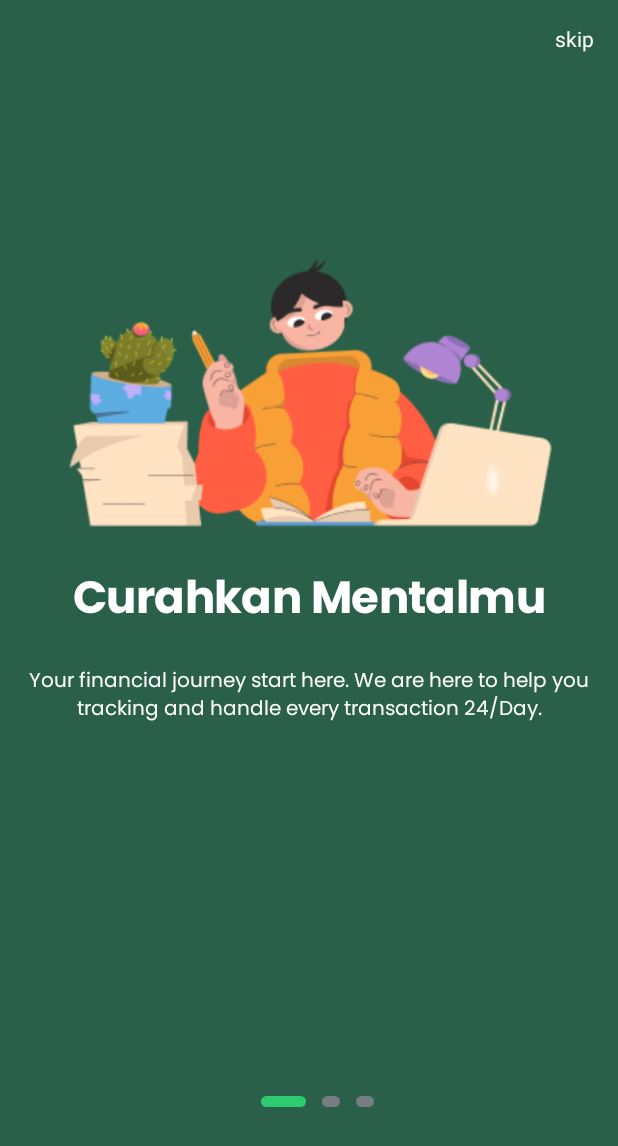
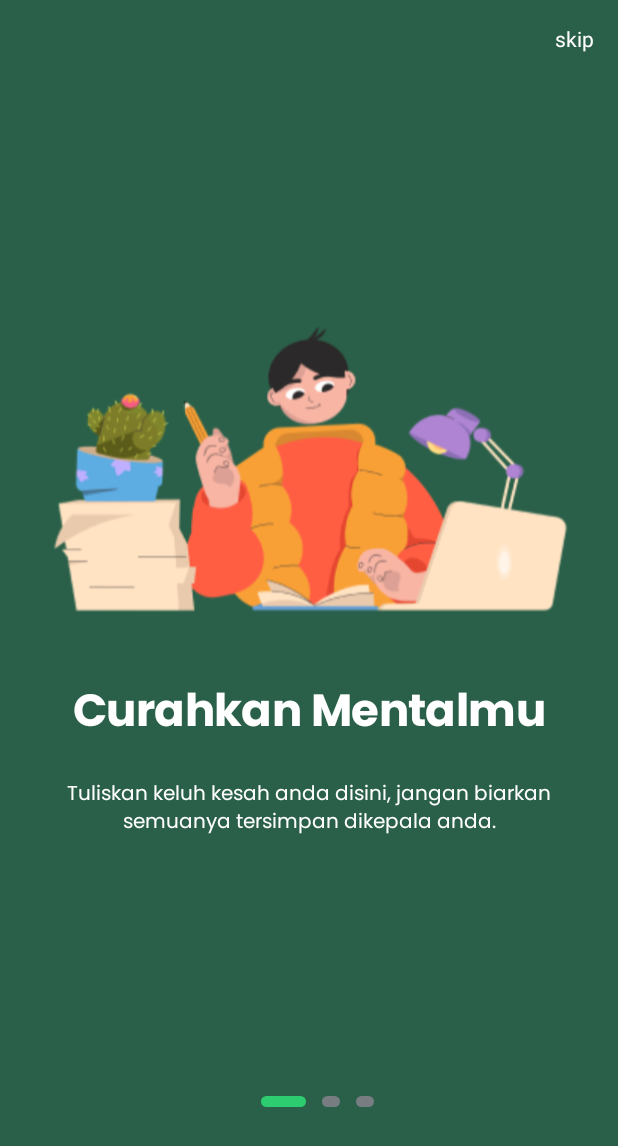
Before and after one commit to blitzkz23/capstone-sib-curahan-mental-csd-062, an Android app: the screen it shows after launch (OnboardActivity), on a phone screen of 412 x 824 dp. Shown: the top 1146 px of the screen. Run offline under Robolectric (Android 15) with nearby library versions, the phone set to English and light mode, and no system bars.

Commit message:
[#2] onboarding finished

```diff
--- a/app/src/main/AndroidManifest.xml
+++ b/app/src/main/AndroidManifest.xml
@@ -12,7 +12,7 @@
         <activity
             android:name=".ui.welcome.onboarding.OnboardActivity"
             android:exported="true"
-            android:theme="@style/Theme.MaterialComponents.DayNight.NoActionBar"/>
+            android:theme="@style/FullScreen"/>
         <activity
             android:name=".ui.auth.RegisterActivity"
             android:exported="false" />
@@ -22,7 +22,7 @@
         <activity
             android:name=".ui.welcome.SplashActivity"
             android:exported="true"
-            android:theme="@style/Theme.MaterialComponents.DayNight.NoActionBar">
+            android:theme="@style/FullScreen">
             <intent-filter>
                 <action android:name="android.intent.action.MAIN" />
 
--- a/app/src/main/java/com/app/curahanmental/ui/welcome/onboarding/OnboardActivity.kt
+++ b/app/src/main/java/com/app/curahanmental/ui/welcome/onboarding/OnboardActivity.kt
@@ -1,6 +1,7 @@
 package com.app.curahanmental.ui.welcome.onboarding
 
 import android.annotation.SuppressLint
+import android.content.Context
 import android.content.Intent
 import androidx.appcompat.app.AppCompatActivity
 import android.os.Bundle
@@ -20,6 +21,7 @@ class OnboardActivity : AppCompatActivity() {
     private lateinit var binding  : ActivityOnboardBinding
     private lateinit var onboardAdapter: OnboardAdapter
     private lateinit var onboardDots: LinearLayout
+    private var state = "true"
 
     override fun onCreate(savedInstanceState: Bundle?) {
         super.onCreate(savedInstanceState)
@@ -34,7 +36,16 @@ class OnboardActivity : AppCompatActivity() {
 
     override fun onResume() {
         super.onResume()
-        //TODO: set sharedPreferences to save user state
+//        val sharedPreferences = getSharedPreferences(getString(R.string.app_name), Context.MODE_PRIVATE)
+//        if (!sharedPreferences.getBoolean(state, false)){
+//            sharedPreferences.edit().apply{
+//                putBoolean(state, true)
+//                apply()
+//            }
+//        }else{
+//            startActivity(Intent(this@OnboardActivity, MainActivity::class.java))
+//            finish()
+//        }
     }
 
     @SuppressLint("UseCompatLoadingForDrawables")
@@ -48,13 +59,13 @@ class OnboardActivity : AppCompatActivity() {
                 ),
                 OnboardModel(
                     getDrawable(R.drawable.curahan_onboarding2),
-                    getString(R.string.header_onboarding1),
-                    getString(R.string.overview_onboarding1)
+                    getString(R.string.header_onboarding2),
+                    getString(R.string.overview_onboarding2)
                 ),
                 OnboardModel(
                     getDrawable(R.drawable.curahan_onboarding3),
-                    getString(R.string.header_onboarding1),
-                    getString(R.string.overview_onboarding1)
+                    getString(R.string.header_onboarding3),
+                    getString(R.string.overview_onboarding3)
                 ),
             )
         )
@@ -67,13 +78,11 @@ class OnboardActivity : AppCompatActivity() {
             }
         })
         binding.onboardTvSkip.setOnClickListener {
-            val intent = Intent(this@OnboardActivity, MainActivity::class.java)
-            startActivity(intent)
+            startActivity(Intent(this@OnboardActivity, MainActivity::class.java))
             finish()
         }
         binding.onboardBtnStart.setOnClickListener{
-            val intent = Intent(this@OnboardActivity, MainActivity::class.java)
-            startActivity(intent)
+            startActivity(Intent(this@OnboardActivity, MainActivity::class.java))
             finish()
         }
 
@@ -105,15 +114,20 @@ class OnboardActivity : AppCompatActivity() {
             }else if(i == position && i == 2){
                 imageView.setImageDrawable(ContextCompat.getDrawable(applicationContext, R.drawable.onboard_dots_active))
                 showButton(true)
-            }
-            else{
+            } else{
                 imageView.setImageDrawable(ContextCompat.getDrawable(applicationContext, R.drawable.onboard_dots_inactive))
             }
         }
     }
 
     private fun showButton(state: Boolean){
-        binding.onboardBtnStart.visibility = if (state) VISIBLE else GONE
+        if(state){
+            binding.onboardBtnStart.visibility = VISIBLE
+            binding.onboardTvSkip.visibility = GONE
+        }else{
+            binding.onboardBtnStart.visibility = GONE
+            binding.onboardTvSkip.visibility = VISIBLE
+        }
     }
 
 }
--- a/app/src/main/res/layout/activity_onboard.xml
+++ b/app/src/main/res/layout/activity_onboard.xml
@@ -51,12 +51,14 @@
         android:text="@string/skip_onboarding"
         android:textColor="@color/white"
         app:layout_constraintEnd_toEndOf="parent"
-        app:layout_constraintTop_toTopOf="parent" />
+        app:layout_constraintTop_toTopOf="parent"
+        android:visibility="visible"/>
 
     <androidx.viewpager2.widget.ViewPager2
         android:id="@+id/onboard_view_pager"
         android:layout_width="match_parent"
         android:layout_height="wrap_content"
+        android:layout_marginTop="100dp"
         app:layout_constraintBottom_toTopOf="@+id/onboard_constraint_all"
         app:layout_constraintEnd_toEndOf="parent"
         app:layout_constraintStart_toStartOf="parent"
--- a/app/src/main/res/layout/activity_splash.xml
+++ b/app/src/main/res/layout/activity_splash.xml
@@ -5,7 +5,8 @@
     android:layout_width="match_parent"
     android:layout_height="match_parent"
     android:background="@color/curahan_dark_green"
-    tools:context=".ui.welcome.SplashActivity">
+    tools:context=".ui.welcome.SplashActivity"
+    style="@style/FullScreen">
 
     <ImageView
         android:id="@+id/imageView"
--- a/app/src/main/res/layout/slides_onboard.xml
+++ b/app/src/main/res/layout/slides_onboard.xml
@@ -5,12 +5,13 @@
     android:layout_width="match_parent"
     android:layout_height="match_parent"
     android:padding="16dp"
-    android:background="@color/curahan_dark_green">
+    android:background="@color/curahan_dark_green"
+    style="@style/FullScreen">
 
     <ImageView
         android:id="@+id/onboard_image"
         android:layout_width="match_parent"
-        android:layout_height="200dp"
+        android:layout_height="250dp"
         app:layout_constraintEnd_toEndOf="parent"
         app:layout_constraintStart_toStartOf="parent"
         app:layout_constraintTop_toTopOf="parent"
--- a/app/src/main/res/values/strings.xml
+++ b/app/src/main/res/values/strings.xml
@@ -4,8 +4,15 @@
     <string name="title_dashboard">Dashboard</string>
     <string name="title_notifications">Notifications</string>
     <string name="logo_name">Curahan Mental Logo</string>
+
+    <!-- Onboarding Section -->
     <string name="skip_onboarding">skip</string>
+    <string name="onboarding_start">Lets Get Started</string>
     <string name="header_onboarding1">Curahkan Mentalmu</string>
-    <string name="overview_onboarding1">Your financial journey start here. We are here to help you tracking and handle every transaction 24/Day.</string>
-    <string name="onboarding_start">Lets Get Started</string>
+    <string name="overview_onboarding1">Tuliskan keluh kesah anda disini, jangan biarkan semuanya tersimpan dikepala anda.</string>
+    <string name="header_onboarding2">Relaksasikan Jiwa</string>
+    <string name="overview_onboarding2">jiwa dan pikiran anda akan lebih tenang sehingga anda bisa tidur dengan nyenyak</string>
+    <string name="header_onboarding3">Dukungan Hangat</string>
+    <string name="overview_onboarding3">Temukan pesan-pesan yang akan membuat anda termotivasi dan merasa lebih baik!</string>
+
 </resources>
--- a/app/src/main/res/values/themes.xml
+++ b/app/src/main/res/values/themes.xml
@@ -54,4 +54,9 @@
         <item name="fontFamily">@font/poppins_semibold</item>
     </style>
 
+    <!-- FullScreen Style -->
+    <style name="FullScreen" parent="Theme.MaterialComponents.DayNight.NoActionBar">
+        <item name="android:windowFullscreen">true</item>
+    </style>
+
 </resources>
```
